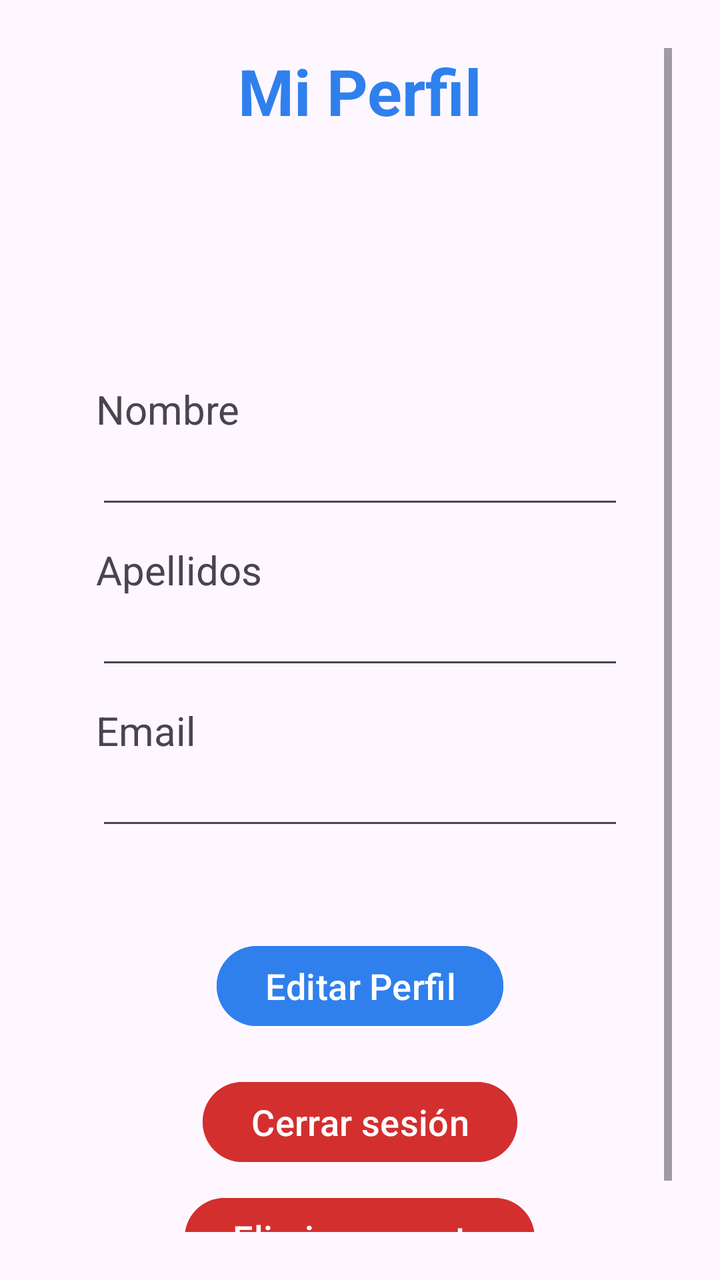
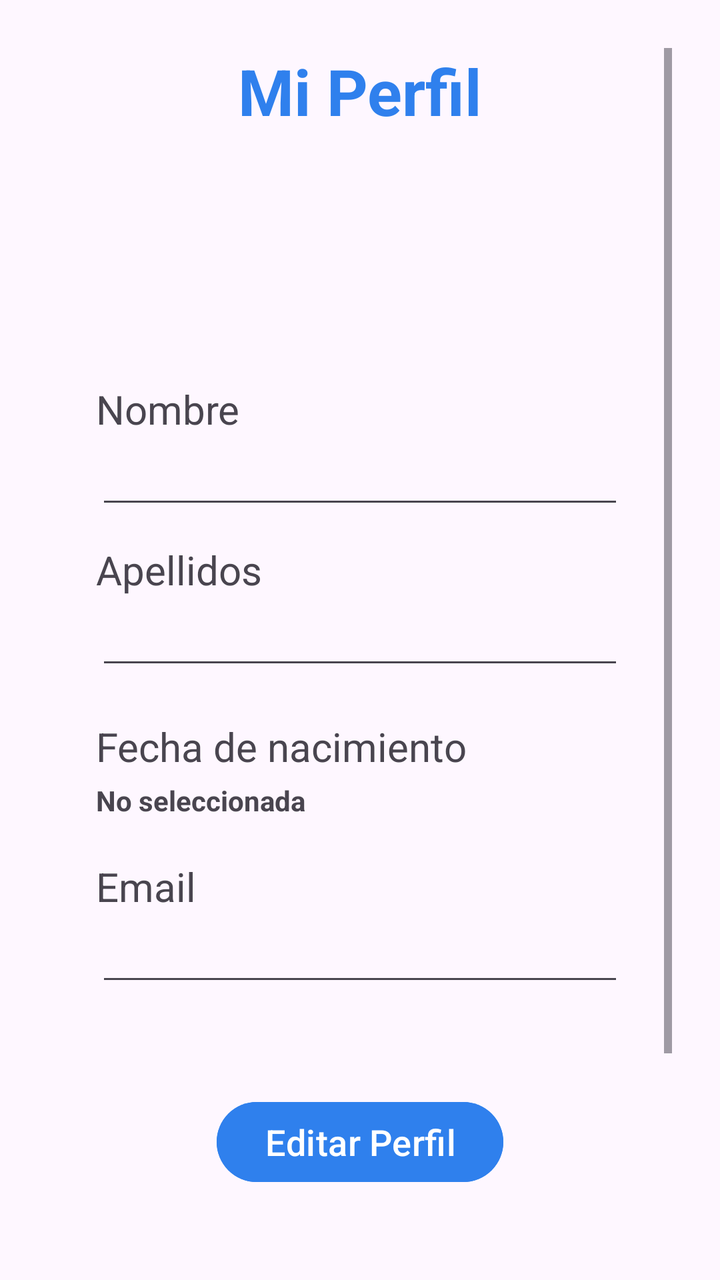

Screens rendered from an Android XML layout before and after an edit, with the pre-edit source and the edit as a unified diff.
<!-- AndroidManifest.xml: application theme Theme.Conecta_Voluntariado_TFG -->
<!-- res/layout/activity_volunteer_profile.xml -->
<?xml version="1.0" encoding="utf-8"?>
<androidx.constraintlayout.widget.ConstraintLayout xmlns:android="http://schemas.android.com/apk/res/android"
    xmlns:app="http://schemas.android.com/apk/res-auto"
    xmlns:tools="http://schemas.android.com/tools"
    android:id="@+id/main"
    android:layout_width="match_parent"
    android:layout_height="match_parent"
    android:padding="24dp"
    tools:context=".VolunteerProfileActivity">

    <ScrollView
        android:layout_width="0dp"
        android:layout_height="0dp"
        android:fillViewport="true"
        app:layout_constraintBottom_toBottomOf="parent"
        app:layout_constraintEnd_toEndOf="parent"
        app:layout_constraintStart_toStartOf="parent"
        app:layout_constraintTop_toTopOf="parent">

        <LinearLayout
            android:layout_width="match_parent"
            android:layout_height="wrap_content"
            android:orientation="vertical">

            <TextView
                android:id="@+id/tvProfileVolunteer"
                android:layout_width="wrap_content"
                android:layout_height="wrap_content"
                android:layout_gravity="center_horizontal"
                android:text="Mi Perfil"
                android:textColor="@color/brand_blue"
                android:textSize="32sp"
                android:textStyle="bold" />

            <LinearLayout
                android:id="@+id/linearLayout"
                android:layout_width="match_parent"
                android:layout_height="wrap_content"
                android:orientation="vertical"
                android:padding="24dp">

                <TextView
                    android:layout_width="match_parent"
                    android:layout_height="wrap_content"
                    android:layout_marginTop="100dp"
                    android:text="Nombre"
                    android:textSize="20sp"
                    app:layout_constraintStart_toStartOf="parent"
                    app:layout_constraintTop_toTopOf="parent" />

                <EditText
                    android:id="@+id/etNameVolunteer"
                    android:layout_width="match_parent"
                    android:layout_height="wrap_content" />

                <TextView
                    android:layout_width="match_parent"
                    android:layout_height="wrap_content"
                    android:layout_marginTop="12dp"
                    android:text="Apellidos"
                    android:textSize="20sp"
                    app:layout_constraintStart_toStartOf="parent"
                    app:layout_constraintTop_toTopOf="parent" />

                <EditText
                    android:id="@+id/etLastNameVolunteer"
                    android:layout_width="match_parent"
                    android:layout_height="wrap_content" />

                <TextView
                    android:layout_width="match_parent"
                    android:layout_height="wrap_content"
                    android:layout_marginTop="12dp"
                    android:text="Email"
                    android:textSize="20sp" />

                <EditText
                    android:id="@+id/etEmailVolunteer"
                    android:layout_width="match_parent"
                    android:layout_height="wrap_content" />

            </LinearLayout>

            <Button
                android:id="@+id/btnSaveProfileVolunteer"
                android:layout_width="wrap_content"
                android:layout_height="wrap_content"
                android:layout_gravity="center_horizontal"
                android:layout_marginTop="25dp"
                android:backgroundTint="@color/brand_blue"
                android:text="Editar Perfil"
                android:textSize="18sp" />

            <Button
                android:id="@+id/btnSignOut"
                android:layout_width="wrap_content"
                android:layout_height="wrap_content"
                android:layout_gravity="center_horizontal"
                android:layout_marginTop="20dp"
                android:backgroundTint="@color/light_red"
                android:text="Cerrar sesión"
                android:textSize="18sp" />

            <Button
                android:id="@+id/btnDeleteUser"
                android:layout_width="wrap_content"
                android:layout_height="wrap_content"
                android:layout_gravity="center_horizontal"
                android:layout_marginTop="10dp"
                android:backgroundTint="@color/light_red"
                android:text="Eliminar cuenta"
                android:textSize="18sp" />

        </LinearLayout>

    </ScrollView>

</androidx.constraintlayout.widget.ConstraintLayout>
<!-- resources referenced by this layout -->
<resources>
  <color name="brand_blue">#2F80ED</color>
  <color name="light_red">#D32F2F</color>
  <style name="Theme.Conecta_Voluntariado_TFG" parent="Base.Theme.Conecta_Voluntariado_TFG" />
  <style name="Base.Theme.Conecta_Voluntariado_TFG" parent="Theme.Material3.DayNight.NoActionBar">
          
          
      </style>
</resources>

<!-- the commit's change to res/layout/activity_volunteer_profile.xml (unified diff, before → after) -->
@@ -70,6 +70,22 @@
                 <TextView
                     android:layout_width="match_parent"
                     android:layout_height="wrap_content"
+                    android:layout_marginTop="20dp"
+                    android:text="Fecha de nacimiento"
+                    android:textSize="20sp" />
+
+                <TextView
+                    android:id="@+id/tvBirthDateSelected"
+                    android:layout_width="match_parent"
+                    android:layout_height="wrap_content"
+                    android:text="No seleccionada"
+                    android:textStyle="bold"
+                    android:paddingTop="4dp"
+                    android:paddingBottom="8dp" />
+
+                <TextView
+                    android:layout_width="match_parent"
+                    android:layout_height="wrap_content"
                     android:layout_marginTop="12dp"
                     android:text="Email"
                     android:textSize="20sp" />
